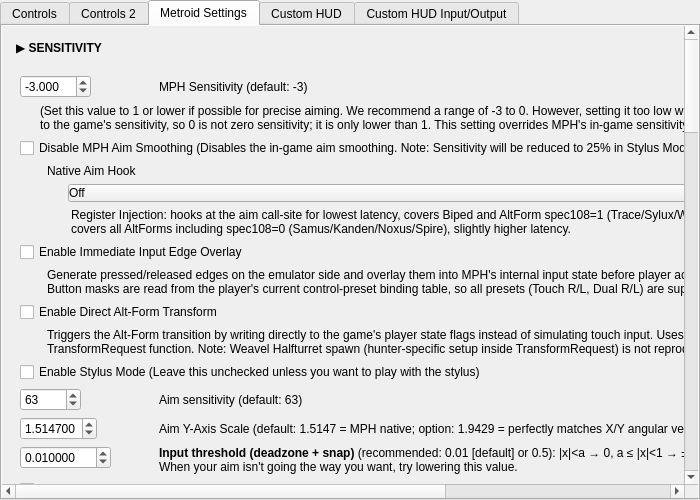
ag-advania/melonPrimeDS, file src/frontend/qt_sdl/InputConfig/MelonPrimeInputConfig.ui: the form before one commit.
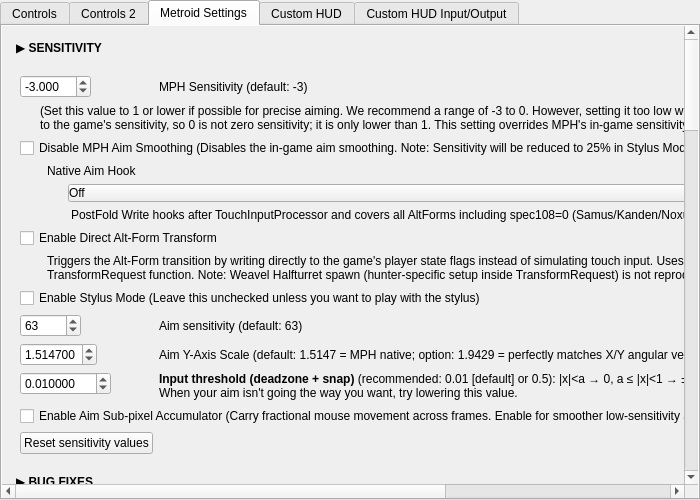
The form after the commit. The open tabs and pages were chosen to show the change.

Commit message: Move experimental input hooks to developer settings

```diff
--- a/src/frontend/qt_sdl/InputConfig/MelonPrimeInputConfig.ui
+++ b/src/frontend/qt_sdl/InputConfig/MelonPrimeInputConfig.ui
@@ -130,23 +130,11 @@
 										</item>
 										<item row="5" column="0" colspan="2">
 											<widget class="QLabel" name="lblMetroidNativeAimHookModeDesc">
-												<property name="text"><string>Register Injection: hooks at the aim call-site for lowest latency, covers Biped and AltForm spec108=1 (Trace/Sylux/Weavel). PostFold Write: hooks after TouchInputProcessor, covers all AltForms including spec108=0 (Samus/Kanden/Noxus/Spire), slightly higher latency.</string></property>
+												<property name="text"><string>PostFold Write hooks after TouchInputProcessor and covers all AltForms including spec108=0 (Samus/Kanden/Noxus/Spire).</string></property>
 												<property name="wordWrap"><bool>true</bool></property>
 												<property name="styleSheet"><string>QLabel { margin-left: 48px; }</string></property>
 											</widget>
 										</item>
-										<item row="6" column="0" colspan="2">
-											<widget class="QCheckBox" name="cbMetroidEnableImmediateInputEdgeOverlay">
-												<property name="text"><string>Enable Immediate Input Edge Overlay</string></property>
-											</widget>
-										</item>
-										<item row="7" column="0" colspan="2">
-											<widget class="QLabel" name="lblMetroidImmediateInputEdgeOverlayDesc">
-												<property name="text"><string>Generate pressed/released edges on the emulator side and overlay them into MPH's internal input state before player actions are processed. Covers fire, jump, zoom, and movement. Button masks are read from the player's current control-preset binding table, so all presets (Touch R/L, Dual R/L) are supported automatically.</string></property>
-												<property name="wordWrap"><bool>true</bool></property>
-												<property name="styleSheet"><string>QLabel { margin-left: 24px; }</string></property>
-											</widget>
-										</item>
 										<item row="8" column="0" colspan="2">
 											<widget class="QCheckBox" name="cbMetroidEnableDirectAltFormTransform">
 												<property name="text"><string>Enable Direct Alt-Form Transform</string></property>
@@ -834,6 +822,36 @@
 											<property name="wordWrap"><bool>true</bool></property>
 										</widget>
 									</item>
+									<item>
+										<widget class="QCheckBox" name="cbMetroidEnableNativeAimRegisterInjection">
+											<property name="enabled"><bool>false</bool></property>
+											<property name="text"><string>Enable Native Aim Register Injection</string></property>
+											<property name="toolTip"><string>Developer-only option. Currently disabled.</string></property>
+										</widget>
+									</item>
+									<item>
+										<widget class="QLabel" name="lblMetroidNativeAimRegisterInjectionDesc">
+											<property name="enabled"><bool>false</bool></property>
+											<property name="text"><string>Hooks at the aim call-site for lowest latency. Covers Biped and AltForm spec108=1 (Trace/Sylux/Weavel). When enabled, this overrides the Native Aim Hook combo above.</string></property>
+											<property name="wordWrap"><bool>true</bool></property>
+											<property name="styleSheet"><string>QLabel { margin-left: 20px; }</string></property>
+										</widget>
+									</item>
+									<item>
+										<widget class="QCheckBox" name="cbMetroidEnableImmediateInputEdgeOverlay">
+											<property name="enabled"><bool>false</bool></property>
+											<property name="text"><string>Enable Immediate Input Edge Overlay</string></property>
+											<property name="toolTip"><string>Developer-only option. Currently disabled.</string></property>
+										</widget>
+									</item>
+									<item>
+										<widget class="QLabel" name="lblMetroidImmediateInputEdgeOverlayDesc">
+											<property name="enabled"><bool>false</bool></property>
+											<property name="text"><string>Generate pressed/released edges on the emulator side and overlay them into MPH's internal input state before player actions are processed. Covers fire, jump, zoom, and movement. Button masks are read from the player's current control-preset binding table, so all presets (Touch R/L, Dual R/L) are supported automatically.</string></property>
+											<property name="wordWrap"><bool>true</bool></property>
+											<property name="styleSheet"><string>QLabel { margin-left: 20px; }</string></property>
+										</widget>
+									</item>
 									<item>
 										<widget class="QCheckBox" name="cbMetroidFixNoxusBladePersistence">
 											<property name="enabled">
```
Left out of the diff: 3 changed lines with no effect on the pictures. The commit also changes 3 other files.
